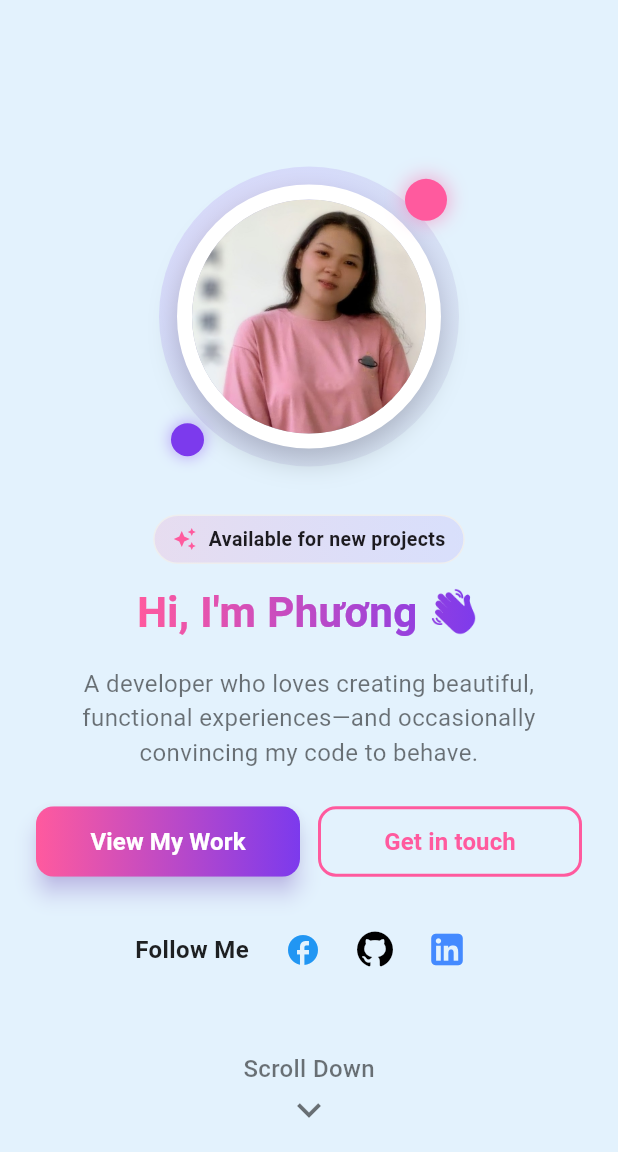
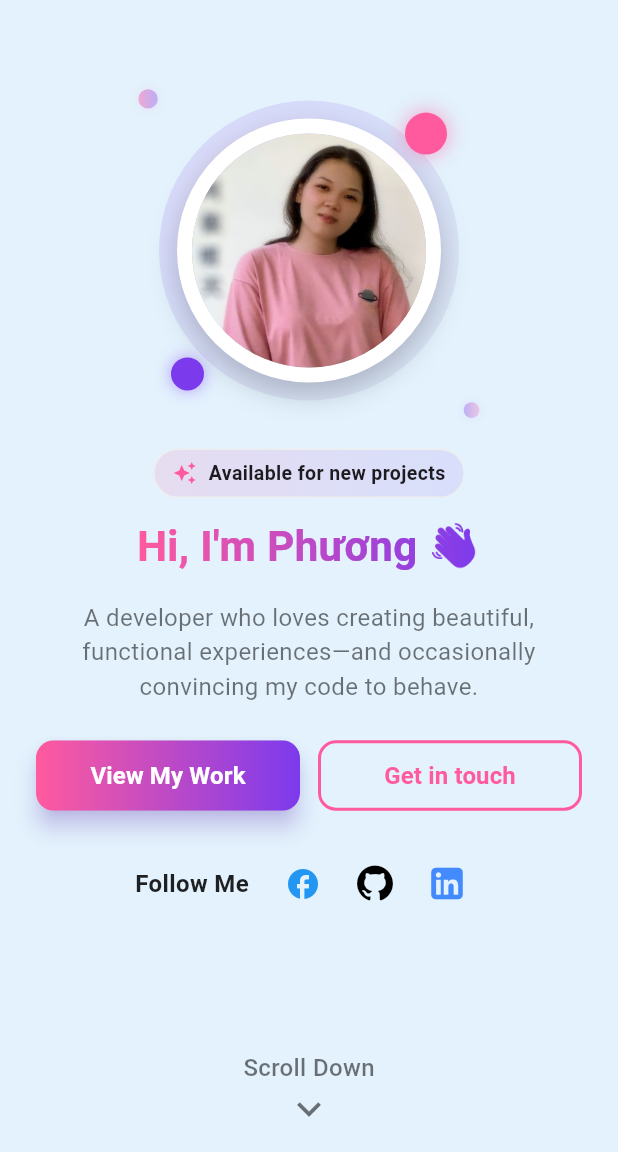
Before and after one commit to maiphuong30/my_portfolio, a Flutter app: the screen it shows after launch, on a phone screen of 412 x 824 dp, the part 84-1236 px from its top. Run offline on Flutter 3.47's test engine with Material 3 defaults, Android fonts, the phone set to English and light mode, and no system bars; our stand-ins replace cloud_firestore, firebase_core, font_awesome_flutter; accounts and stored records are empty.

Commit message:
more bubble

```diff
--- a/lib/main.dart
+++ b/lib/main.dart
@@ -4,7 +4,7 @@ import 'firebase_options.dart';
 import 'sections/home_section.dart';
 import 'sections/about_section.dart';
 import 'sections/skills_section.dart';
-import 'sections/projects_section.dart';
+//import 'sections/projects_section.dart';
 import 'sections/contact_section.dart';
 
 void main() async {
@@ -113,7 +113,7 @@ class _PortfolioHomeState extends State<PortfolioHome> {
             ),
             AboutSection(key: aboutKey),
             SkillsSection(key: skillsKey),
-            ProjectsSection(key: projectsKey),
+            //ProjectsSection(key: projectsKey),
             ContactSection(key: contactKey),
 
             // <-- Footer inserted here -->
@@ -168,7 +168,7 @@ class PortfolioAppBar extends StatelessWidget implements PreferredSizeWidget {
                     _NavItem(title: "Home", onTap: () => onMenuTap("Home")),
                     _NavItem(title: "About", onTap: () => onMenuTap("About")),
                     _NavItem(title: "Skills", onTap: () => onMenuTap("Skills")),
-                    _NavItem(title: "Projects", onTap: () => onMenuTap("Projects")),
+                    //_NavItem(title: "Projects", onTap: () => onMenuTap("Projects")),
                     _NavItem(title: "Contact", onTap: () => onMenuTap("Contact")),
                     const SizedBox(width: 16),
                   ],
@@ -195,7 +195,7 @@ class PortfolioDrawer extends StatelessWidget {
           _DrawerItem(title: "Home", onTap: () => onMenuTap("Home")),
           _DrawerItem(title: "About", onTap: () => onMenuTap("About")),
           _DrawerItem(title: "Skills", onTap: () => onMenuTap("Skills")),
-          _DrawerItem(title: "Projects", onTap: () => onMenuTap("Projects")),
+          //_DrawerItem(title: "Projects", onTap: () => onMenuTap("Projects")),
           _DrawerItem(title: "Contact", onTap: () => onMenuTap("Contact")),
         ],
       ),
--- a/lib/sections/home_section.dart
+++ b/lib/sections/home_section.dart
@@ -20,10 +20,19 @@ class HomeSection extends StatefulWidget {
 
 class _HomeSectionState extends State<HomeSection>
     with SingleTickerProviderStateMixin {
-  late AnimationController _controller;
-  late Animation<Offset> _offsetAnimation;
-  late Animation<Offset> _dot1Animation; // floating dot 1
-  late Animation<Offset> _dot2Animation; // floating dot 2
+  late final AnimationController _controller;
+  late final Animation<Offset> _offsetAnimation;
+  late final Animation<Offset> _dot1Animation; // floating dot 1 (large)
+  late final Animation<Offset> _dot2Animation; // floating dot 2 (large)
+
+  // small bubbles: offsets, opacity and scale (no separate controller)
+  late final Animation<Offset> _dot3Animation;
+  late final Animation<double> _dot3Opacity;
+  late final Animation<double> _dot3Scale;
+
+  late final Animation<Offset> _dot4Animation;
+  late final Animation<double> _dot4Opacity;
+  late final Animation<double> _dot4Scale;
 
   // Gradient colors used for primary button / headline
   static const Color _gradStart = Color(0xFFFF5A9E); // pink-ish
@@ -34,9 +43,10 @@ class _HomeSectionState extends State<HomeSection>
     super.initState();
     _controller = AnimationController(
       vsync: this,
-      duration: const Duration(seconds: 1),
+      duration: const Duration(seconds: 2),
     )..repeat(reverse: true);
 
+    // Scroll indicator bounce
     _offsetAnimation = Tween<Offset>(
       begin: const Offset(0, 0),
       end: const Offset(0, 0.2), // nhún xuống 20%
@@ -54,6 +64,38 @@ class _HomeSectionState extends State<HomeSection>
       begin: const Offset(0, 0.06),
       end: const Offset(0, -0.06),
     ).animate(CurvedAnimation(parent: _controller, curve: Curves.easeInOut));
+
+    // small bubble 3: subtle vertical + horizontal shift, opacity pulse and scale
+    _dot3Animation = Tween<Offset>(
+      begin: const Offset(-0.02, 0.0),
+      end: const Offset(0.02, -0.02),
+    ).animate(CurvedAnimation(parent: _controller, curve: const Interval(0.0, 1.0, curve: Curves.easeInOut)));
+
+    _dot3Opacity = Tween<double>(begin: 0.55, end: 0.18).animate(CurvedAnimation(
+      parent: _controller,
+      curve: const Interval(0.0, 1.0, curve: Curves.easeInOut),
+    ));
+
+    _dot3Scale = Tween<double>(begin: 0.92, end: 1.06).animate(CurvedAnimation(
+      parent: _controller,
+      curve: const Interval(0.0, 1.0, curve: Curves.easeInOut),
+    ));
+
+    // small bubble 4: phase offset for variety
+    _dot4Animation = Tween<Offset>(
+      begin: const Offset(0.02, 0.02),
+      end: const Offset(-0.02, 0.0),
+    ).animate(CurvedAnimation(parent: _controller, curve: const Interval(0.2, 1.0, curve: Curves.easeInOut)));
+
+    _dot4Opacity = Tween<double>(begin: 0.48, end: 0.12).animate(CurvedAnimation(
+      parent: _controller,
+      curve: const Interval(0.2, 1.0, curve: Curves.easeInOut),
+    ));
+
+    _dot4Scale = Tween<double>(begin: 0.88, end: 1.02).animate(CurvedAnimation(
+      parent: _controller,
+      curve: const Interval(0.2, 1.0, curve: Curves.easeInOut),
+    ));
   }
 
   @override
@@ -230,6 +272,7 @@ class _HomeSectionState extends State<HomeSection>
       width: diameter,
       height: diameter,
       child: Stack(
+        clipBehavior: Clip.none,
         alignment: Alignment.center,
         children: [
           // radial glow behind profile
@@ -327,6 +370,83 @@ class _HomeSectionState extends State<HomeSection>
               ),
             ),
           ),
+
+          // Small bubble 3 (top-left, subtler)
+          Positioned(
+            top: -diameter * 0.04,
+            left: -diameter * 0.06,
+            child: AnimatedBuilder(
+              animation: _controller,
+              builder: (context, _) {
+                // convert fractional offset to pixel offset relative to diameter
+                final off = _dot3Animation.value;
+                final dx = off.dx * diameter * 0.6;
+                final dy = off.dy * diameter * 0.6;
+                return Transform.translate(
+                  offset: Offset(dx, dy),
+                  child: Opacity(
+                    opacity: _dot3Opacity.value,
+                    child: Transform.scale(
+                      scale: _dot3Scale.value,
+                      child: Container(
+                        width: diameter * 0.07,
+                        height: diameter * 0.07,
+                        decoration: BoxDecoration(
+                          gradient: LinearGradient(colors: [_gradStart.withOpacity(0.85), _gradEnd.withOpacity(0.65)]),
+                          shape: BoxShape.circle,
+                          boxShadow: [
+                            BoxShadow(
+                              color: _gradStart.withOpacity(0.18),
+                              blurRadius: 6,
+                              spreadRadius: 0.6,
+                            ),
+                          ],
+                        ),
+                      ),
+                    ),
+                  ),
+                );
+              },
+            ),
+          ),
+
+          // Small bubble 4 (bottom-right, subtler)
+          Positioned(
+            bottom: -diameter * 0.05,
+            right: -diameter * 0.06,
+            child: AnimatedBuilder(
+              animation: _controller,
+              builder: (context, _) {
+                final off = _dot4Animation.value;
+                final dx = off.dx * diameter * 0.6;
+                final dy = off.dy * diameter * 0.6;
+                return Transform.translate(
+                  offset: Offset(dx, dy),
+                  child: Opacity(
+                    opacity: _dot4Opacity.value,
+                    child: Transform.scale(
+                      scale: _dot4Scale.value,
+                      child: Container(
+                        width: diameter * 0.06,
+                        height: diameter * 0.06,
+                        decoration: BoxDecoration(
+                          gradient: LinearGradient(colors: [_gradEnd.withOpacity(0.75), _gradStart.withOpacity(0.55)]),
+                          shape: BoxShape.circle,
+                          boxShadow: [
+                            BoxShadow(
+                              color: _gradEnd.withOpacity(0.14),
+                              blurRadius: 6,
+                              spreadRadius: 0.4,
+                            ),
+                          ],
+                        ),
+                      ),
+                    ),
+                  ),
+                );
+              },
+            ),
+          ),
         ],
       ),
     );
@@ -345,8 +465,13 @@ class _HomeSectionState extends State<HomeSection>
             kToolbarHeight;
     final double containerHeight = deviceHeight.clamp(360.0, 1100.0);
 
+    // Height reserved for scroll indicator overlay. This value is added to content bottom padding
+    const double scrollIndicatorHeight = 88.0; // make a bit larger for safe spacing
+
     // small vertical padding on mobile
-    final EdgeInsets contentPadding = EdgeInsets.symmetric(vertical: isMobile ? 36 : 60, horizontal: 24);
+    final double topPadding = isMobile ? 36 : 60;
+    // ensure bottom padding includes scrollIndicatorHeight so content isn't overlapped
+    final EdgeInsets contentPadding = EdgeInsets.fromLTRB(24, topPadding, 24, topPadding + scrollIndicatorHeight,);
 
     // --- BUTTON SIZING FOR MOBILE: ensure two buttons fit on one row ---
     final double horizontalPadding = 24.0; // matches contentPadding horizontal
@@ -468,7 +593,7 @@ class _HomeSectionState extends State<HomeSection>
             ),
           ),
 
-          // Scroll Down — use Align + SizedBox so animated child has explicit size
+          // Scroll Down
           Align(
             alignment: Alignment.bottomCenter,
             child: Padding(
```
